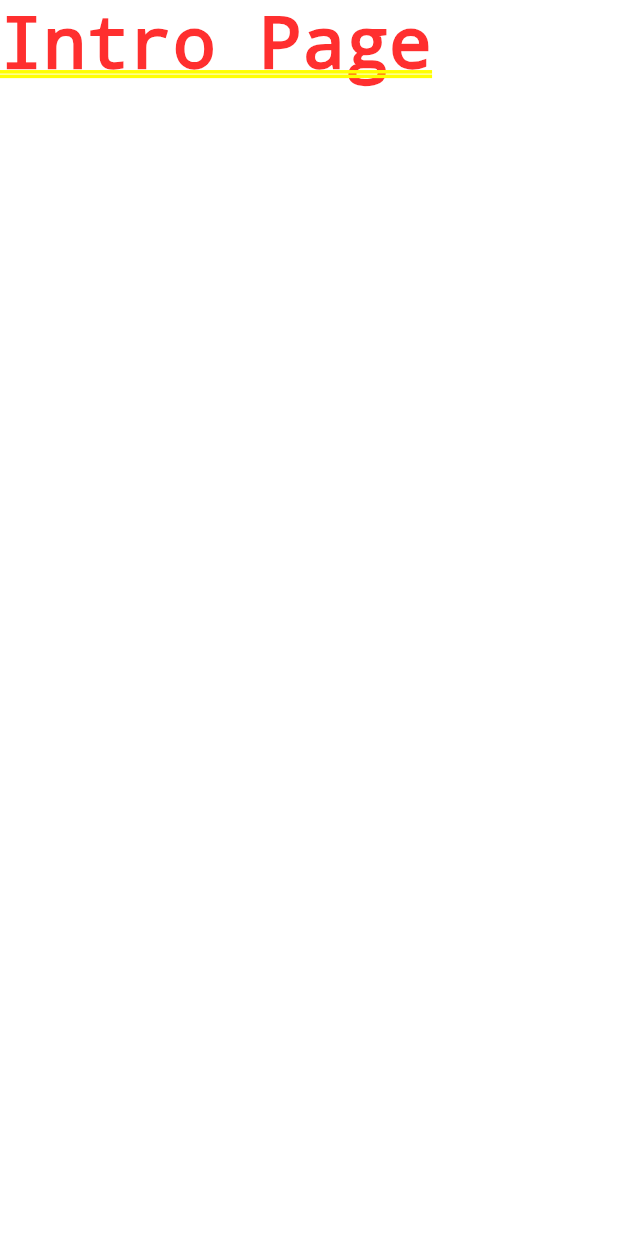
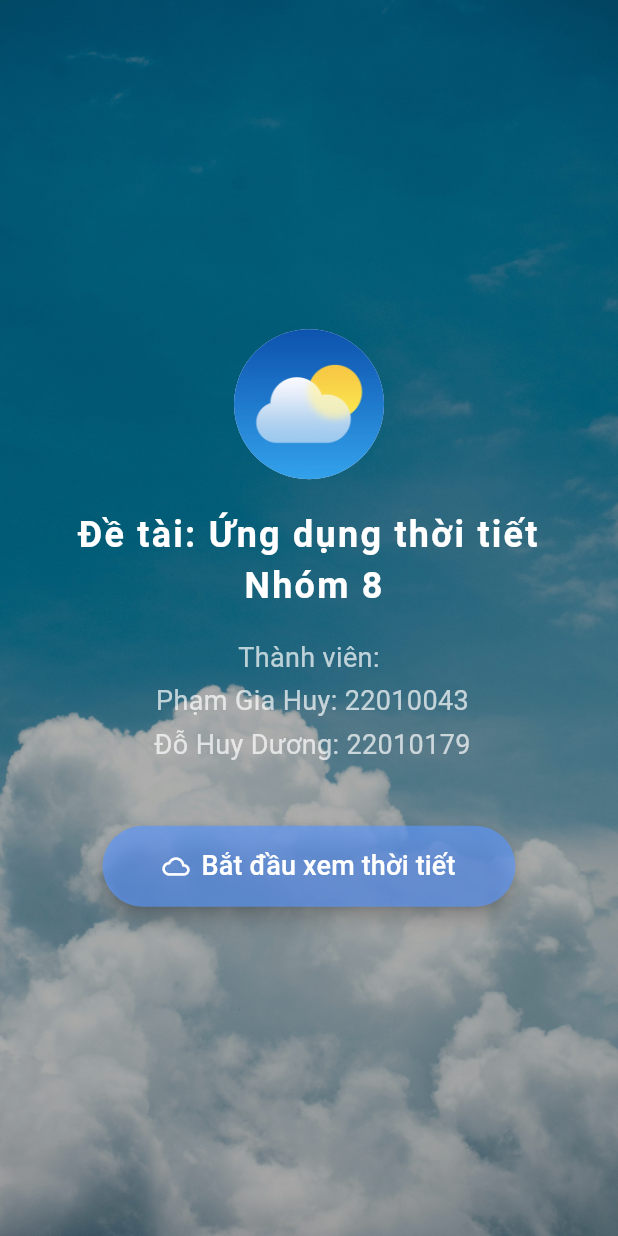
Before and after one commit to DHDuong2903/Weather-App, a Flutter app: the screen it shows after launch, on a phone screen of 412 x 824 dp. Run offline on Flutter 3.47's test engine with Material 3 defaults, Android fonts, the phone set to English and light mode, and no system bars.

Commit message:
build_IntroPage

```diff
--- a/lib/main.dart
+++ b/lib/main.dart
@@ -13,7 +13,7 @@ class WeatherApp extends StatelessWidget {
     return MaterialApp(
       debugShowCheckedModeBanner: false,
       title: "Weather App",
-      home: Intropage(),
+      home: IntroPage(),
     );
   }
 }
--- a/lib/pages/HomePage.dart
+++ b/lib/pages/HomePage.dart
@@ -1,7 +1,7 @@
 import 'package:flutter/material.dart';
 
-class Homepage extends StatelessWidget {
-  const Homepage({super.key});
+class HomePage extends StatelessWidget {
+  const HomePage({super.key});
 
   @override
   Widget build(BuildContext context) {
--- a/lib/pages/IntroPage.dart
+++ b/lib/pages/IntroPage.dart
@@ -1,10 +1,98 @@
 import 'package:flutter/material.dart';
+import 'package:weather_app/pages/HomePage.dart';
 
-class Intropage extends StatelessWidget {
-  const Intropage({super.key});
+class IntroPage extends StatelessWidget {
+  const IntroPage({super.key});
 
   @override
   Widget build(BuildContext context) {
-    return Text("Intro Page");
+    return Scaffold(
+      backgroundColor: Colors.white,
+      body: SafeArea(
+        child: Stack(
+          children: [
+            // anh nen phia sau
+            Positioned.fill(
+              child: Image.asset(
+                'assets/images/bg_intro.jpg',
+                fit: BoxFit.cover,
+              ),
+            ),
+
+            // lop phu lam mo nhe
+            Container(color: Colors.black.withValues(alpha: 0.3)),
+
+            // noi dung chinh
+            Center(
+              child: Padding(
+                padding: const EdgeInsets.all(24.0),
+                child: Column(
+                  mainAxisAlignment: MainAxisAlignment.center,
+                  children: [
+                    const CircleAvatar(
+                      radius: 50,
+                      backgroundImage: AssetImage('assets/images/logo.png'),
+                    ),
+                    const SizedBox(height: 20),
+                    const Text(
+                      'Đề tài: Ứng dụng thời tiết \n Nhóm 8',
+                      textAlign: TextAlign.center,
+                      style: TextStyle(
+                        fontSize: 24,
+                        fontWeight: FontWeight.bold,
+                        color: Colors.white,
+                        letterSpacing: 1.5,
+                      ),
+                    ),
+                    const SizedBox(height: 16),
+                    const Text(
+                      'Thành viên:\n Phạm Gia Huy: 22010043 \n Đỗ Huy Dương: 22010179',
+                      textAlign: TextAlign.center,
+                      style: TextStyle(
+                        fontSize: 18,
+                        color: Colors.white70,
+                        height: 1.6,
+                      ),
+                    ),
+                    const SizedBox(height: 40),
+
+                    // nut chuyen sang HomePage
+                    ElevatedButton.icon(
+                      style: ElevatedButton.styleFrom(
+                        backgroundColor: const Color(0xFF5896FD).withValues(
+                          alpha: 0.65,
+                        ), // màu xanh lam với opacity 75%
+                        padding: const EdgeInsets.symmetric(
+                          horizontal: 40,
+                          vertical: 14,
+                        ),
+                        shape: RoundedRectangleBorder(
+                          borderRadius: BorderRadius.circular(30),
+                        ),
+                        elevation: 5,
+                      ),
+                      icon: const Icon(
+                        Icons.cloud_outlined,
+                        color: Colors.white,
+                      ),
+                      label: const Text(
+                        'Bắt đầu xem thời tiết',
+                        style: TextStyle(fontSize: 18, color: Colors.white),
+                      ),
+                      onPressed: () {
+                        Navigator.pushReplacement(
+                          context,
+                          MaterialPageRoute(builder: (_) => HomePage()),
+                        );
+                      },
+                    ),
+                  ],
+                ),
+              ),
+            ),
+          ],
+        ),
+      ),
+    );
   }
 }
```
Also changed, not shown: pubspec.yaml (+10 -2 lines), assets/fonts/Quicksand-Bold.ttf (added), assets/fonts/Quicksand-Light.ttf (added), assets/fonts/Quicksand-Medium.ttf (added), assets/fonts/Quicksand-Regular.ttf (added), assets/fonts/Quicksand-SemiBold.ttf (added), assets/images/bg_intro.jpg (added), assets/images/logo.png (added).
